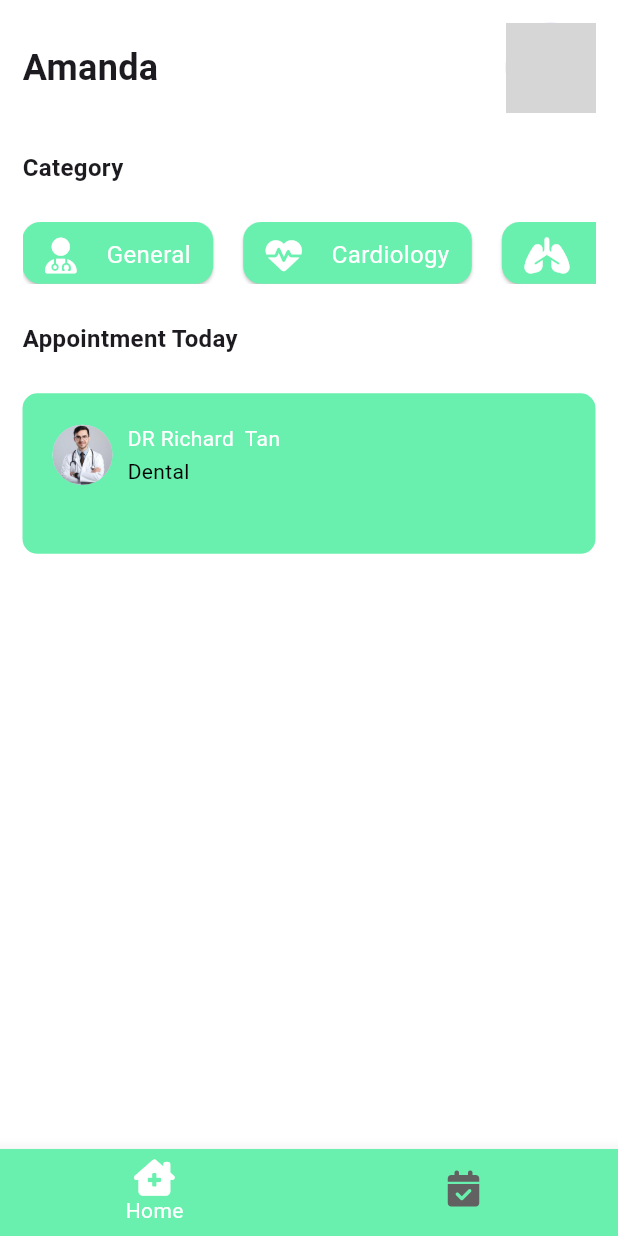
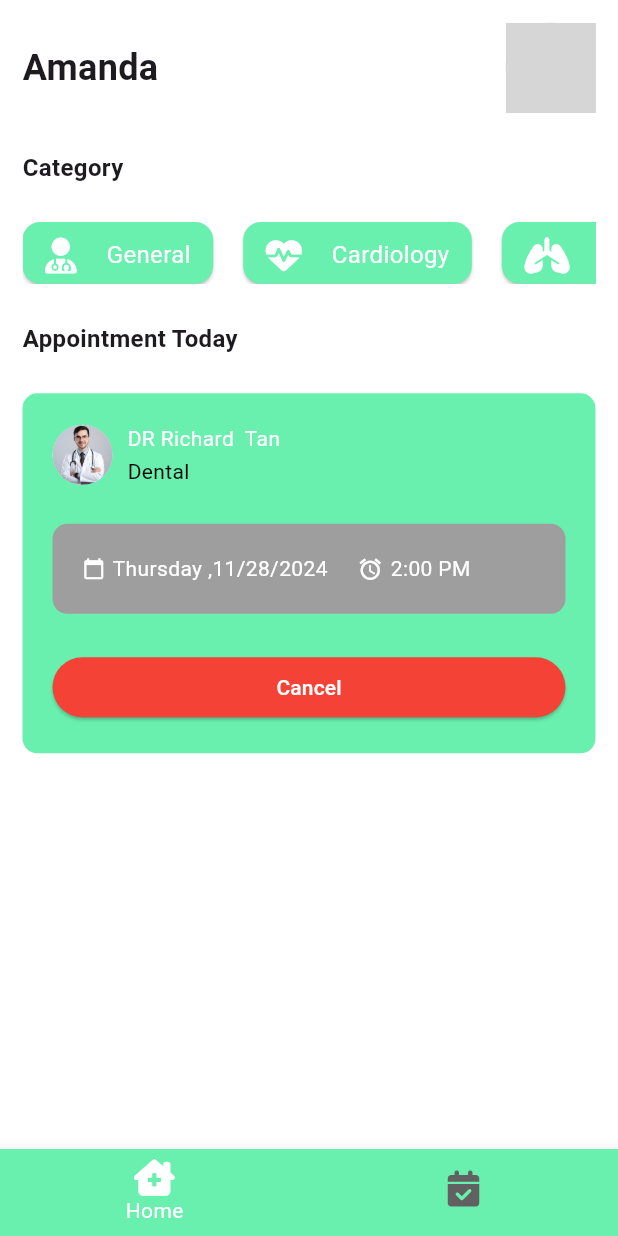
Before and after one commit to natanmuletahunde/DR-Apponitment_app, a Flutter app: the screen it shows after launch, after a tap on "Sign In", on a phone screen of 412 x 824 dp. Run offline on Flutter 3.47's test engine with Material 3 defaults, Android fonts, the phone set to English and light mode, and no system bars; our stand-ins replace font_awesome_flutter; grey boxes are pictures that could not be loaded.

Commit message:
create the elevatedbutton

```diff
--- a/lib/components/appointment_card.dart
+++ b/lib/components/appointment_card.dart
@@ -17,13 +17,13 @@ class _AppointmentCardState extends State<AppointmentCard> {
         color: Config.primaryColor,
         borderRadius: BorderRadius.circular(10),
       ),
-      child: const Material(
+      child: Material(
         color: Colors.transparent,
         child: Padding(
-          padding: EdgeInsets.all(20),
+          padding: const EdgeInsets.all(20),
           child: Column(children: <Widget>[
             /// insert the Row here
-            Row(
+            const Row(
               children: [
                 CircleAvatar(
                   backgroundImage: AssetImage('assets/images/doctor1.jpg'),
@@ -52,6 +52,29 @@ class _AppointmentCardState extends State<AppointmentCard> {
             ),
 
             Config.spaceSmall,
+            const ScheduleCard(),
+            Config.spaceSmall,
+            // action buttons,
+            Row(
+              mainAxisAlignment: MainAxisAlignment.spaceBetween,
+              children: [
+                Expanded(
+                  child: ElevatedButton(
+                     onPressed: () {},
+                    style: ElevatedButton.styleFrom(
+                      backgroundColor: Colors.red,
+                    ),
+                    child:  const Text(
+                      'Cancel',
+                      style: TextStyle(
+                        color: Colors.white,
+                      ),
+                    ),
+
+                  ),
+                ),
+              ],
+            )
           ]),
         ),
       ),
@@ -67,41 +90,38 @@ class ScheduleCard extends StatelessWidget {
   Widget build(BuildContext context) {
     return Container(
       decoration: BoxDecoration(
-        color: Colors.grey,borderRadius: BorderRadius.circular(10),
+        color: Colors.grey,
+        borderRadius: BorderRadius.circular(10),
       ),
       width: double.infinity,
       padding: const EdgeInsets.all(20),
       child: const Row(
         crossAxisAlignment: CrossAxisAlignment.center,
-        children:<Widget>[
-           Icon(Icons.calendar_today,
-          color: Colors.white,
-          size: 15),
-
-           SizedBox(width: 5,),
-          Text('Thursday ,11/28/2024',
-
-          style: TextStyle(
-            color: Colors.white
-          )
-           ,),
-            SizedBox(
-            width: 20,
-           ),
-             Icon(Icons.access_alarm,
-          color: Colors.white,
-          size: 17),
-          const SizedBox(
+        children: <Widget>[
+          Icon(Icons.calendar_today, color: Colors.white, size: 15),
+          SizedBox(
             width: 5,
           ),
-          Flexible(child: Text('2:00 PM', style: TextStyle(
-            color: Colors.white,
+          Text(
+            'Thursday ,11/28/2024',
+            style: TextStyle(color: Colors.white),
           ),
-          )
-          )
+          SizedBox(
+            width: 20,
+          ),
+          Icon(Icons.access_alarm, color: Colors.white, size: 17),
+          SizedBox(
+            width: 5,
+          ),
+          Flexible(
+              child: Text(
+            '2:00 PM',
+            style: TextStyle(
+              color: Colors.white,
+            ),
+          ))
         ],
       ),
     );
-
   }
 }
```
